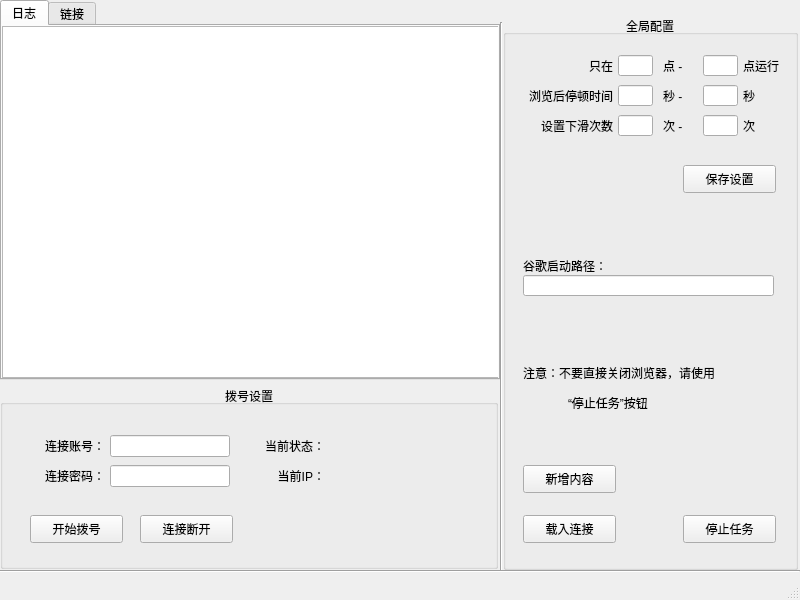
Above: myMainWindow.ui from FutureHai/CaesarReader before the change. Below: the same form after it.
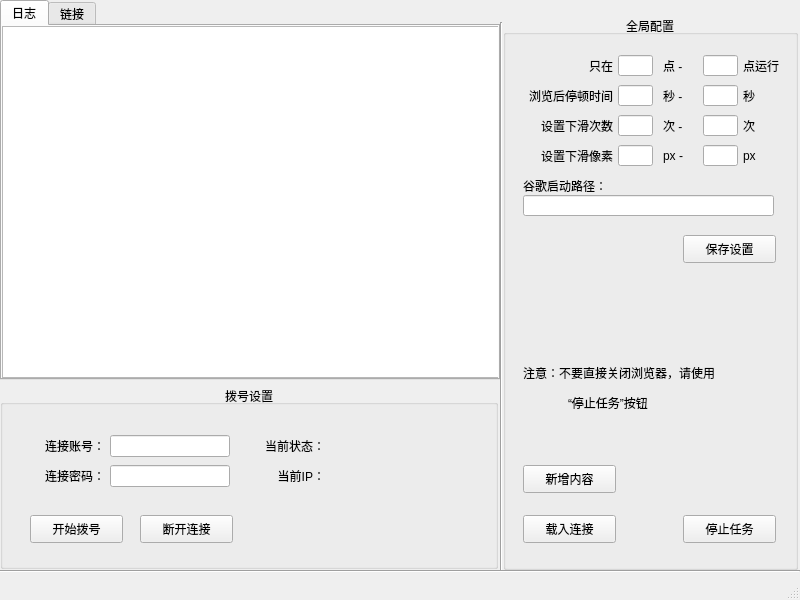
That is the form after the change.

Commit message: 添加每次下滑像素输入框

Diff of the .ui file:
```diff
--- a/myMainWindow.ui
+++ b/myMainWindow.ui
@@ -369,7 +369,7 @@
      <property name="geometry">
       <rect>
        <x>20</x>
-       <y>240</y>
+       <y>160</y>
        <width>110</width>
        <height>21</height>
       </rect>
@@ -382,7 +382,7 @@
      <property name="geometry">
       <rect>
        <x>20</x>
-       <y>260</y>
+       <y>180</y>
        <width>251</width>
        <height>21</height>
       </rect>
@@ -392,7 +392,7 @@
      <property name="geometry">
       <rect>
        <x>180</x>
-       <y>150</y>
+       <y>220</y>
        <width>93</width>
        <height>28</height>
       </rect>
@@ -466,6 +466,74 @@
       <string>“停止任务”按钮</string>
      </property>
     </widget>
+    <widget class="QLabel" name="label_13">
+     <property name="geometry">
+      <rect>
+       <x>240</x>
+       <y>130</y>
+       <width>50</width>
+       <height>21</height>
+      </rect>
+     </property>
+     <property name="text">
+      <string>px</string>
+     </property>
+    </widget>
+    <widget class="QLabel" name="label_14">
+     <property name="geometry">
+      <rect>
+       <x>160</x>
+       <y>130</y>
+       <width>40</width>
+       <height>21</height>
+      </rect>
+     </property>
+     <property name="text">
+      <string>px -</string>
+     </property>
+    </widget>
+    <widget class="QLineEdit" name="pxToEdit">
+     <property name="geometry">
+      <rect>
+       <x>200</x>
+       <y>130</y>
+       <width>35</width>
+       <height>21</height>
+      </rect>
+     </property>
+     <property name="alignment">
+      <set>Qt::AlignRight|Qt::AlignTrailing|Qt::AlignVCenter</set>
+     </property>
+    </widget>
+    <widget class="QLineEdit" name="pxFromEdit">
+     <property name="geometry">
+      <rect>
+       <x>115</x>
+       <y>130</y>
+       <width>35</width>
+       <height>21</height>
+      </rect>
+     </property>
+     <property name="alignment">
+      <set>Qt::AlignRight|Qt::AlignTrailing|Qt::AlignVCenter</set>
+     </property>
+    </widget>
+    <widget class="QLabel" name="label_17">
+     <property name="geometry">
+      <rect>
+       <x>0</x>
+       <y>130</y>
+       <width>110</width>
+       <height>21</height>
+      </rect>
+     </property>
+     <property name="text">
+      <string>设置下滑像素</string>
+     </property>
+     <property name="alignment">
+      <set>Qt::AlignRight|Qt::AlignTrailing|Qt::AlignVCenter</set>
+     </property>
+    </widget>
    </widget>
    <widget class="Line" name="line_2">
     <property name="geometry">
@@ -628,7 +696,7 @@
       </rect>
      </property>
      <property name="text">
-      <string>连接断开</string>
+      <string>断开连接</string>
      </property>
     </widget>
    </widget>
```
Left out of the diff: 37 changed lines with no effect on the pictures. The commit also changes 5 other files.
